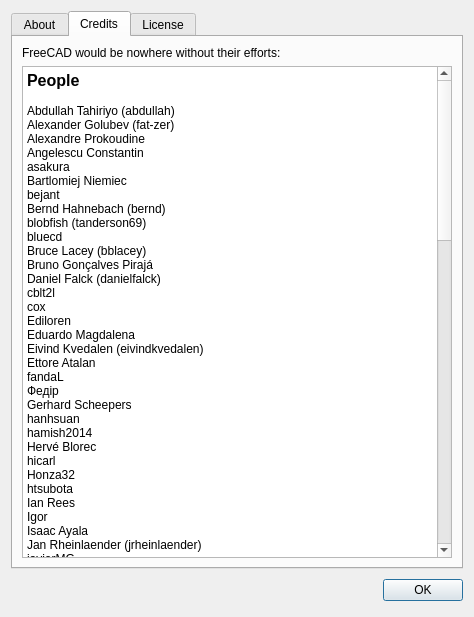
Qt form src/Gui/AboutApplication.ui (berndhahnebach/All_FreeCAD) before a commit.
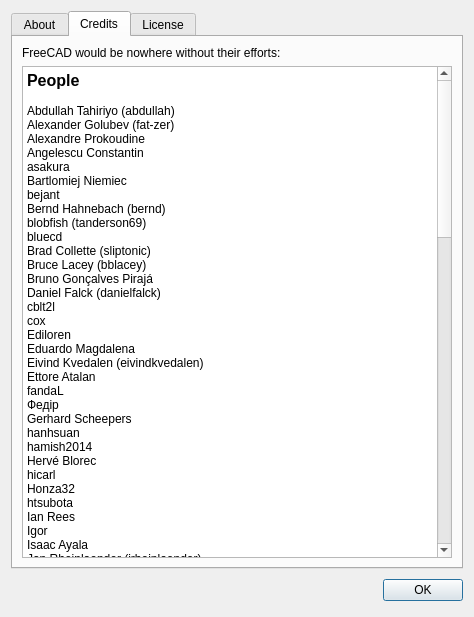
The same form after that commit. Icons and pictures are not drawn. Custom widgets are drawn as their Qt base class.

Commit message: Added new 0.17 devs in credits

```diff
--- a/src/Gui/AboutApplication.ui
+++ b/src/Gui/AboutApplication.ui
@@ -317,6 +317,7 @@
 &lt;p style=&quot; margin-top:0px; margin-bottom:0px; margin-left:0px; margin-right:0px; -qt-block-indent:0; text-indent:0px;&quot;&gt;Bernd Hahnebach (bernd)&lt;/p&gt;
 &lt;p style=&quot; margin-top:0px; margin-bottom:0px; margin-left:0px; margin-right:0px; -qt-block-indent:0; text-indent:0px;&quot;&gt;blobfish (tanderson69)&lt;/p&gt;
 &lt;p style=&quot; margin-top:0px; margin-bottom:0px; margin-left:0px; margin-right:0px; -qt-block-indent:0; text-indent:0px;&quot;&gt;bluecd&lt;/p&gt;
+&lt;p style=&quot; margin-top:0px; margin-bottom:0px; margin-left:0px; margin-right:0px; -qt-block-indent:0; text-indent:0px;&quot;&gt;Brad Collette (sliptonic)&lt;/p&gt;
 &lt;p style=&quot; margin-top:0px; margin-bottom:0px; margin-left:0px; margin-right:0px; -qt-block-indent:0; text-indent:0px;&quot;&gt;Bruce Lacey (bblacey)&lt;/p&gt;
 &lt;p style=&quot; margin-top:0px; margin-bottom:0px; margin-left:0px; margin-right:0px; -qt-block-indent:0; text-indent:0px;&quot;&gt;Bruno Gonçalves Pirajá&lt;/p&gt;
 &lt;p style=&quot; margin-top:0px; margin-bottom:0px; margin-left:0px; margin-right:0px; -qt-block-indent:0; text-indent:0px;&quot;&gt;Daniel Falck (danielfalck)&lt;/p&gt;
@@ -391,6 +392,7 @@
 &lt;p style=&quot; margin-top:0px; margin-bottom:0px; margin-left:0px; margin-right:0px; -qt-block-indent:0; text-indent:0px;&quot;&gt;triplus&lt;/p&gt;
 &lt;p style=&quot; margin-top:0px; margin-bottom:0px; margin-left:0px; margin-right:0px; -qt-block-indent:0; text-indent:0px;&quot;&gt;trzyha&lt;/p&gt;
 &lt;p style=&quot; margin-top:0px; margin-bottom:0px; margin-left:0px; margin-right:0px; -qt-block-indent:0; text-indent:0px;&quot;&gt;ulrich1a&lt;/p&gt;
+&lt;p style=&quot; margin-top:0px; margin-bottom:0px; margin-left:0px; margin-right:0px; -qt-block-indent:0; text-indent:0px;&quot;&gt;vejmarie&lt;/p&gt;
 &lt;p style=&quot; margin-top:0px; margin-bottom:0px; margin-left:0px; margin-right:0px; -qt-block-indent:0; text-indent:0px;&quot;&gt;Victor Radulescu&lt;/p&gt;
 &lt;p style=&quot; margin-top:0px; margin-bottom:0px; margin-left:0px; margin-right:0px; -qt-block-indent:0; text-indent:0px;&quot;&gt;Victor Titov (DeepSOIC)&lt;/p&gt;
 &lt;p style=&quot; margin-top:0px; margin-bottom:0px; margin-left:0px; margin-right:0px; -qt-block-indent:0; text-indent:0px;&quot;&gt;Vilfredo&lt;/p&gt;
```
